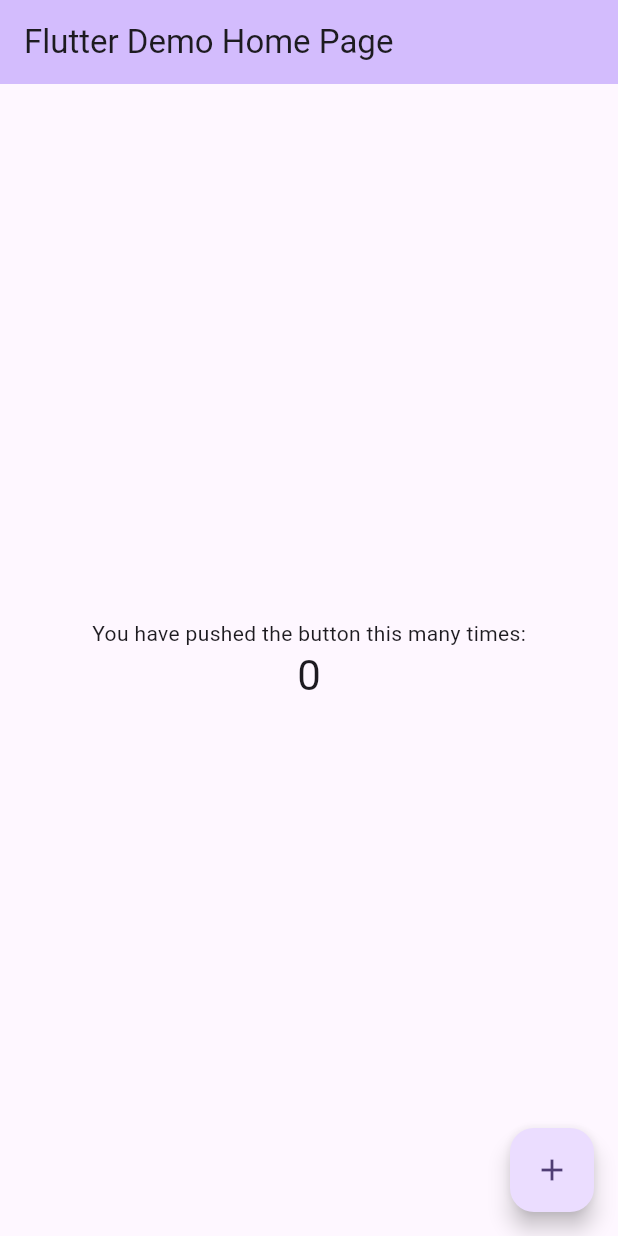
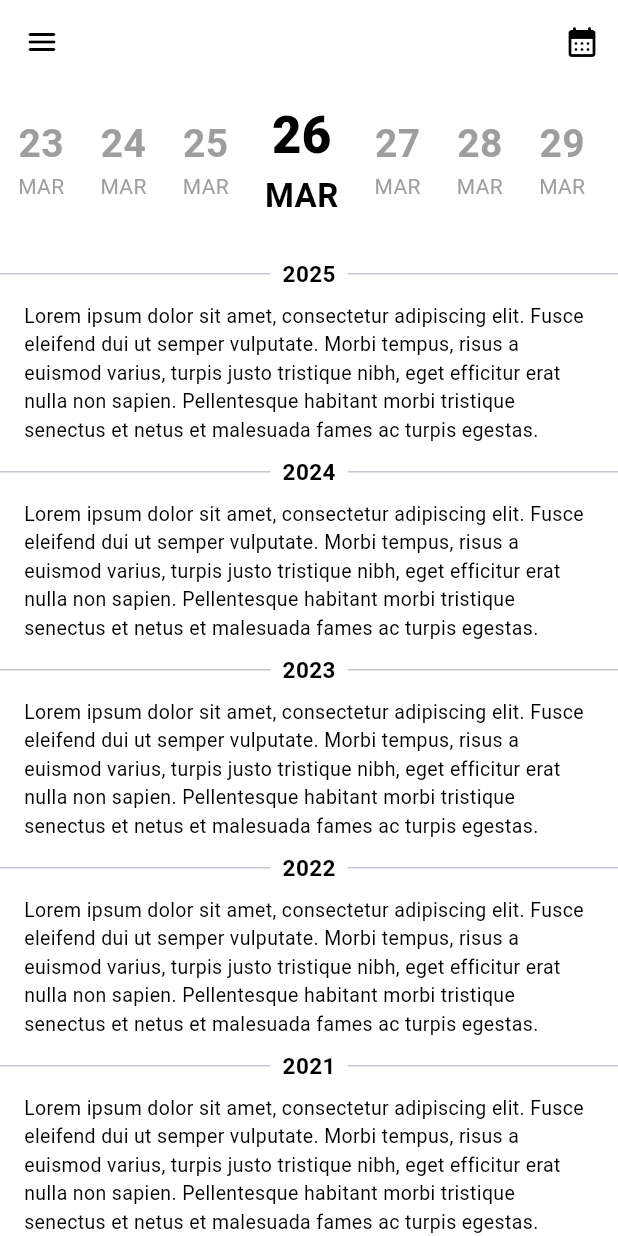
Before and after one commit to wkkyu088/wmyh, a Flutter app: the screen it shows after launch, on a phone screen of 412 x 824 dp. Run offline on Flutter 3.47's test engine with Material 3 defaults, Android fonts, the phone set to English and light mode, and no system bars; Roboto replaces fonts that are missing (Pretendard).

Commit message:
[feat/WMYH-4] 홈화면 레이아웃 구현 - PretendardVariable 폰트 추가 - pages 및 components 폴더 추가 - 홈 페이지, 날짜 선택, 노트 아이템 위젯 추가 - 커스텀 앱 바 위젯 추가 - 홈 페이지 기본 레이아웃 및 컴포넌트 배치 구현

```diff
--- /dev/null
+++ b/lib/components/custom_app_bar.dart
@@ -0,0 +1,31 @@
+import 'package:flutter/material.dart';
+
+class CustomAppBar extends StatelessWidget implements PreferredSizeWidget {
+  final VoidCallback? onMenuTap;
+  final VoidCallback? onCalendarTap;
+
+  const CustomAppBar({super.key, this.onMenuTap, this.onCalendarTap});
+
+  @override
+  Widget build(BuildContext context) {
+    return AppBar(
+      leading: IconButton(
+        icon: const Icon(Icons.menu_rounded),
+        onPressed: onMenuTap ?? () {},
+      ),
+      actions: [
+        IconButton(
+          icon: const Icon(Icons.calendar_month_rounded),
+          onPressed: onCalendarTap ?? () {},
+        ),
+      ],
+      backgroundColor: Colors.white,
+      foregroundColor: Colors.black,
+      elevation: 0,
+      scrolledUnderElevation: 0,
+    );
+  }
+
+  @override
+  Size get preferredSize => const Size.fromHeight(kToolbarHeight);
+}
--- a/lib/main.dart
+++ b/lib/main.dart
@@ -1,4 +1,5 @@
 import 'package:flutter/material.dart';
+import 'pages/home/home_page.dart';
 
 void main() {
   runApp(const MyApp());
@@ -7,116 +8,17 @@ void main() {
 class MyApp extends StatelessWidget {
   const MyApp({super.key});
 
-  // This widget is the root of your application.
   @override
   Widget build(BuildContext context) {
     return MaterialApp(
-      title: 'Flutter Demo',
+      title: 'WMYH',
+      debugShowCheckedModeBanner: false,
       theme: ThemeData(
-        // This is the theme of your application.
-        //
-        // TRY THIS: Try running your application with "flutter run". You'll see
-        // the application has a purple toolbar. Then, without quitting the app,
-        // try changing the seedColor in the colorScheme below to Colors.green
-        // and then invoke "hot reload" (save your changes or press the "hot
-        // reload" button in a Flutter-supported IDE, or press "r" if you used
-        // the command line to start the app).
-        //
-        // Notice that the counter didn't reset back to zero; the application
-        // state is not lost during the reload. To reset the state, use hot
-        // restart instead.
-        //
-        // This works for code too, not just values: Most code changes can be
-        // tested with just a hot reload.
-        colorScheme: ColorScheme.fromSeed(seedColor: Colors.deepPurple),
+        fontFamily: 'Pretendard',
+        scaffoldBackgroundColor: Colors.white,
+        textTheme: const TextTheme(bodyMedium: TextStyle(color: Colors.black)),
       ),
-      home: const MyHomePage(title: 'Flutter Demo Home Page'),
+      home: const HomePage(),
     );
   }
 }
-
-class MyHomePage extends StatefulWidget {
-  const MyHomePage({super.key, required this.title});
-
-  // This widget is the home page of your application. It is stateful, meaning
-  // that it has a State object (defined below) that contains fields that affect
-  // how it looks.
-
-  // This class is the configuration for the state. It holds the values (in this
-  // case the title) provided by the parent (in this case the App widget) and
-  // used by the build method of the State. Fields in a Widget subclass are
-  // always marked "final".
-
-  final String title;
-
-  @override
-  State<MyHomePage> createState() => _MyHomePageState();
-}
-
-class _MyHomePageState extends State<MyHomePage> {
-  int _counter = 0;
-
-  void _incrementCounter() {
-    setState(() {
-      // This call to setState tells the Flutter framework that something has
-      // changed in this State, which causes it to rerun the build method below
-      // so that the display can reflect the updated values. If we changed
-      // _counter without calling setState(), then the build method would not be
-      // called again, and so nothing would appear to happen.
-      _counter++;
-    });
-  }
-
-  @override
-  Widget build(BuildContext context) {
-    // This method is rerun every time setState is called, for instance as done
-    // by the _incrementCounter method above.
-    //
-    // The Flutter framework has been optimized to make rerunning build methods
-    // fast, so that you can just rebuild anything that needs updating rather
-    // than having to individually change instances of widgets.
-    return Scaffold(
-      appBar: AppBar(
-        // TRY THIS: Try changing the color here to a specific color (to
-        // Colors.amber, perhaps?) and trigger a hot reload to see the AppBar
-        // change color while the other colors stay the same.
-        backgroundColor: Theme.of(context).colorScheme.inversePrimary,
-        // Here we take the value from the MyHomePage object that was created by
-        // the App.build method, and use it to set our appbar title.
-        title: Text(widget.title),
-      ),
-      body: Center(
-        // Center is a layout widget. It takes a single child and positions it
-        // in the middle of the parent.
-        child: Column(
-          // Column is also a layout widget. It takes a list of children and
-          // arranges them vertically. By default, it sizes itself to fit its
-          // children horizontally, and tries to be as tall as its parent.
-          //
-          // Column has various properties to control how it sizes itself and
-          // how it positions its children. Here we use mainAxisAlignment to
-          // center the children vertically; the main axis here is the vertical
-          // axis because Columns are vertical (the cross axis would be
-          // horizontal).
-          //
-          // TRY THIS: Invoke "debug painting" (choose the "Toggle Debug Paint"
-          // action in the IDE, or press "p" in the console), to see the
-          // wireframe for each widget.
-          mainAxisAlignment: MainAxisAlignment.center,
-          children: <Widget>[
-            const Text('You have pushed the button this many times:'),
-            Text(
-              '$_counter',
-              style: Theme.of(context).textTheme.headlineMedium,
-            ),
-          ],
-        ),
-      ),
-      floatingActionButton: FloatingActionButton(
-        onPressed: _incrementCounter,
-        tooltip: 'Increment',
-        child: const Icon(Icons.add),
-      ), // This trailing comma makes auto-formatting nicer for build methods.
-    );
-  }
-}
--- /dev/null
+++ b/lib/pages/home/home_page.dart
@@ -0,0 +1,54 @@
+import 'package:flutter/material.dart';
+import 'package:wmyh/components/custom_app_bar.dart';
+import 'widgets/date_selector.dart';
+import 'widgets/note_item.dart';
+
+class HomePage extends StatelessWidget {
+  const HomePage({super.key});
+
+  @override
+  Widget build(BuildContext context) {
+    return Scaffold(
+      appBar: CustomAppBar(onMenuTap: () {}, onCalendarTap: () {}),
+      body: Column(
+        crossAxisAlignment: CrossAxisAlignment.start,
+        children: [
+          DateSelector(),
+
+          const SizedBox(height: 16),
+
+          Expanded(
+            child: ListView.builder(
+              itemCount: 10,
+              itemBuilder: (context, index) {
+                return NoteItem(year: _yearAbbr(index));
+              },
+            ),
+          ),
+        ],
+      ),
+    );
+  }
+
+  String _yearAbbr(int idx) {
+    const year = [
+      '2025',
+      '2024',
+      '2023',
+      '2022',
+      '2021',
+      '2020',
+      '2019',
+      '2018',
+      '2017',
+      '2016',
+      '2015',
+      '2014',
+      '2013',
+      '2012',
+      '2011',
+      '2010',
+    ];
+    return year[idx];
+  }
+}
--- /dev/null
+++ b/lib/pages/home/widgets/date_selector.dart
@@ -0,0 +1,66 @@
+import 'package:flutter/material.dart';
+
+class DateSelector extends StatelessWidget {
+  const DateSelector({super.key});
+
+  @override
+  Widget build(BuildContext context) {
+    final today = DateTime.now();
+
+    return SizedBox(
+      height: 100,
+      child: ListView.builder(
+        scrollDirection: Axis.horizontal,
+        itemCount: 7,
+        itemBuilder: (context, index) {
+          final date = today.add(Duration(days: index));
+          final isSelected = index == 3;
+
+          return Padding(
+            padding: const EdgeInsets.symmetric(horizontal: 12),
+            child: Column(
+              mainAxisAlignment: MainAxisAlignment.center,
+              children: [
+                Text(
+                  '${date.day}',
+                  style: TextStyle(
+                    fontSize: isSelected ? 34 : 26,
+                    fontWeight: isSelected ? FontWeight.w900 : FontWeight.w700,
+                    leadingDistribution: TextLeadingDistribution.even,
+                    color: isSelected ? Colors.black : Colors.grey,
+                  ),
+                ),
+                Text(
+                  _monthAbbr(date.month),
+                  style: TextStyle(
+                    fontSize: isSelected ? 22 : 14,
+                    fontWeight: isSelected ? FontWeight.w600 : FontWeight.w400,
+                    color: isSelected ? Colors.black : Colors.grey,
+                  ),
+                ),
+              ],
+            ),
+          );
+        },
+      ),
+    );
+  }
+
+  String _monthAbbr(int month) {
+    const months = [
+      'JAN',
+      'FEB',
+      'MAR',
+      'APR',
+      'MAY',
+      'JUN',
+      'JUL',
+      'AUG',
+      'SEP',
+      'OCT',
+      'NOV',
+      'DEC',
+    ];
+    return months[month - 1];
+  }
+}
--- /dev/null
+++ b/lib/pages/home/widgets/note_item.dart
@@ -0,0 +1,40 @@
+import 'package:flutter/material.dart';
+
+class NoteItem extends StatelessWidget {
+  final String? year;
+
+  const NoteItem({super.key, this.year});
+
+  @override
+  Widget build(BuildContext context) {
+    return Column(
+      children: [
+        Row(
+          children: [
+            Expanded(child: Divider()),
+            Padding(
+              padding: EdgeInsets.symmetric(horizontal: 8),
+              child: Text(
+                year ?? '',
+                style: TextStyle(
+                  fontSize: 15,
+                  fontWeight: FontWeight.bold,
+                  color: Colors.black,
+                ),
+              ),
+            ),
+            Expanded(child: Divider()),
+          ],
+        ),
+
+        Padding(
+          padding: EdgeInsets.symmetric(horizontal: 16, vertical: 8),
+          child: Text(
+            'Lorem ipsum dolor sit amet, consectetur adipiscing elit. Fusce eleifend dui ut semper vulputate. Morbi tempus, risus a euismod varius, turpis justo tristique nibh, eget efficitur erat nulla non sapien. Pellentesque habitant morbi tristique senectus et netus et malesuada fames ac turpis egestas.',
+            style: TextStyle(fontSize: 13, color: Colors.black),
+          ),
+        ),
+      ],
+    );
+  }
+}
```
Also changed, not shown: pubspec.yaml (+7 -11 lines), 1 other file.
